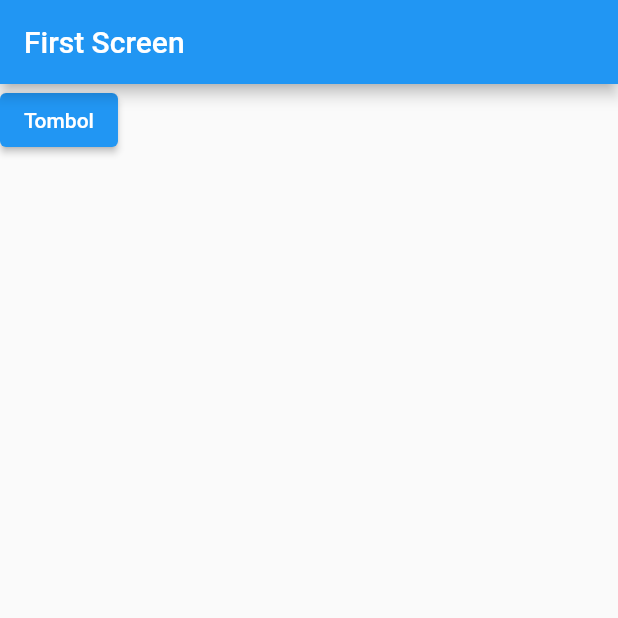
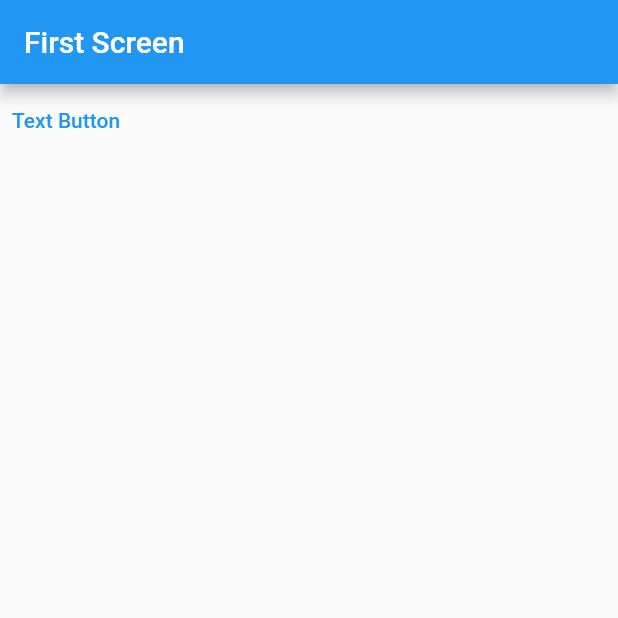
Before and after one commit to samani21/komponen-dasar-flutter, a Flutter app: the screen it shows after launch, on a phone screen of 412 x 824 dp, the top half of it. Run offline on Flutter 3.47's test engine with Material 2 defaults, Android fonts, the light colour scheme and no system bars.

Commit message:
membuat textButton

```diff
--- a/lib/main.dart
+++ b/lib/main.dart
@@ -26,12 +26,12 @@ class FirstScreen extends StatelessWidget {
             appBar: AppBar(
               title: Text('First Screen'),
             ),
-      body: ElevatedButton(
+            body: TextButton(
               onPressed: () {
                 // Aksi ketika button diklik
               },
-        child: Text("Tombol"),
-      ),
+              child: Text('Text Button'),
+            )
           )
         );
   }
```
Lines whose indentation alone changed are shown as unchanged.
